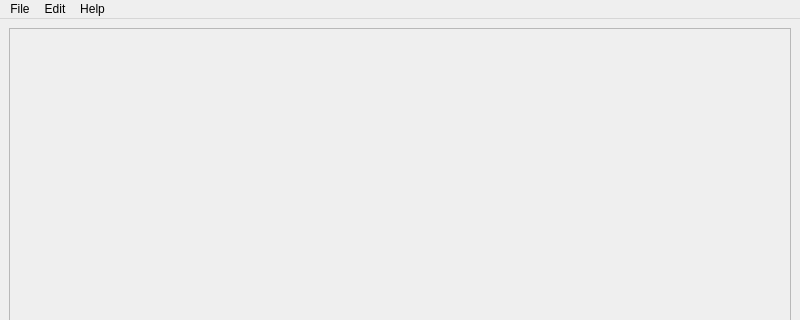
Old version of the form src/vyu/mainwindow.ui in the repository a2p1k02/vyu; both pictures show x 0 to 800 and y 0 to 320 of the 800 by 600 pixel window.
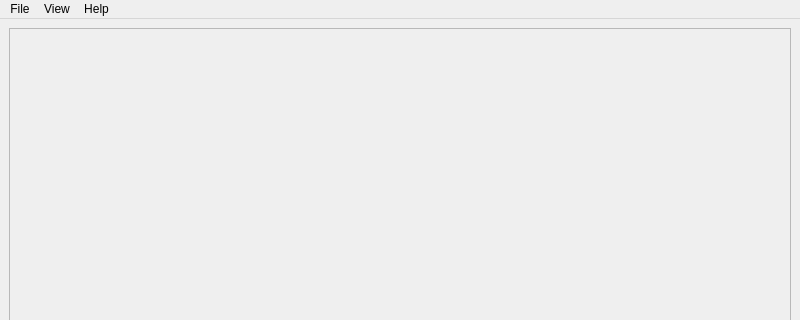
New version of the form. Icons and pictures are not drawn.

What changed in the file:
```diff
--- a/src/vyu/mainwindow.ui
+++ b/src/vyu/mainwindow.ui
@@ -86,7 +86,7 @@
    </widget>
    <widget class="QMenu" name="menuEdit">
     <property name="title">
-     <string>Edit</string>
+     <string>View</string>
     </property>
     <addaction name="actionZoom_In"/>
     <addaction name="actionZoom_Out"/>
```
Left out of the diff: 14 changed lines with no effect on the pictures.
